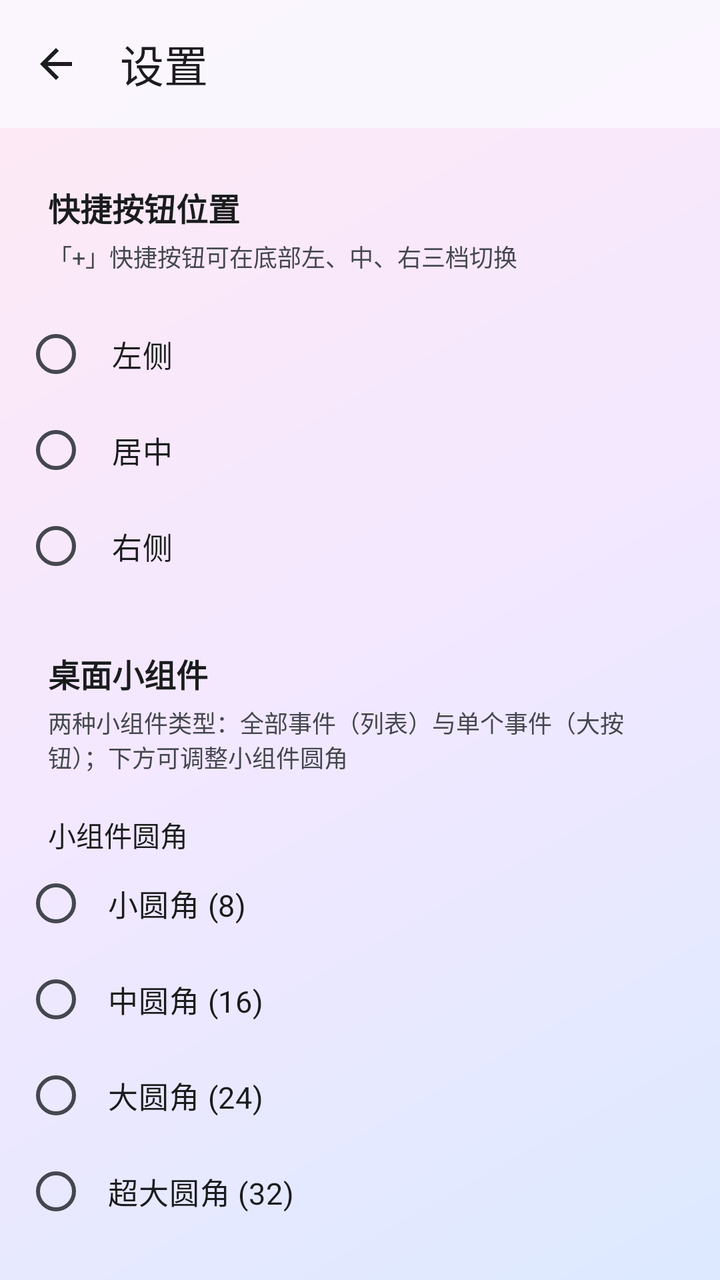
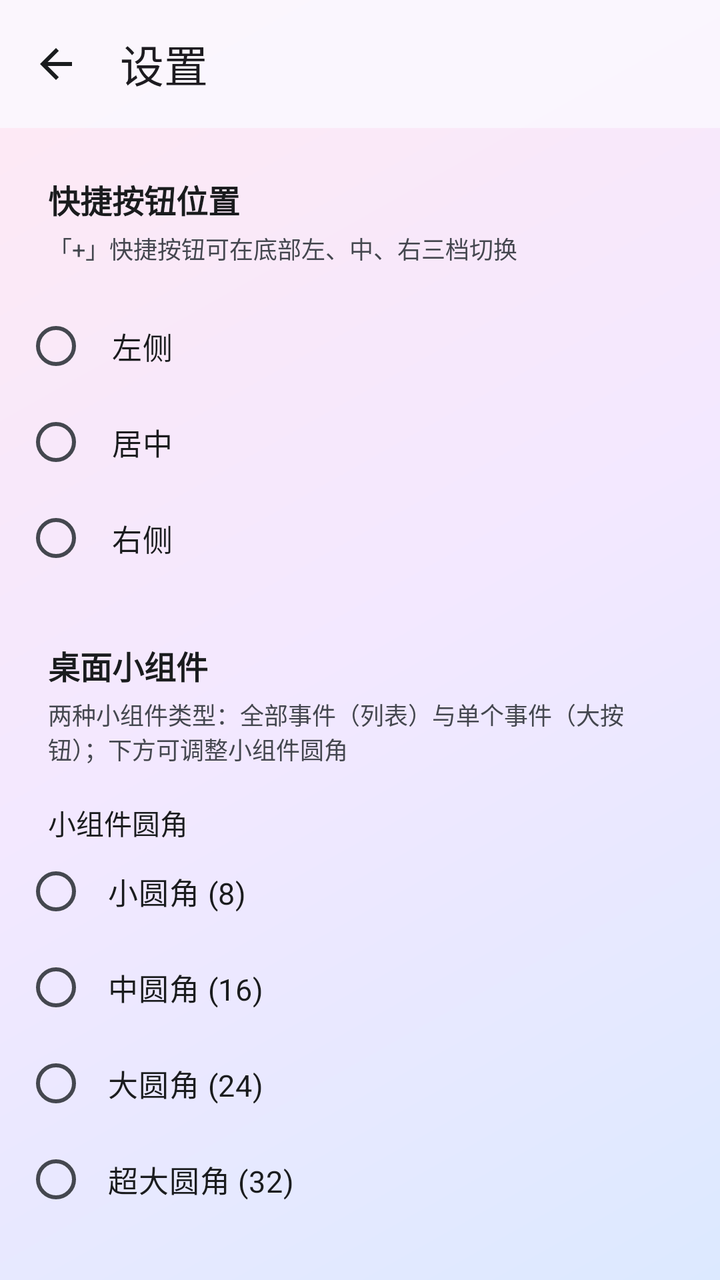

Screens rendered from an Android XML layout before and after an edit, with the pre-edit source and the edit as a unified diff.
<!-- AndroidManifest.xml: activity theme Theme.Timestamp -->
<!-- res/layout/activity_settings.xml -->
<?xml version="1.0" encoding="utf-8"?>
<LinearLayout xmlns:android="http://schemas.android.com/apk/res/android"
    xmlns:app="http://schemas.android.com/apk/res-auto"
    android:layout_width="match_parent"
    android:layout_height="match_parent"
    android:orientation="vertical"
    android:background="@drawable/bg_main_gradient">

    <com.google.android.material.appbar.AppBarLayout
        android:id="@+id/appBar"
        android:layout_width="match_parent"
        android:layout_height="wrap_content"
        android:background="@color/glass_toolbar"
        app:elevation="0dp">

        <com.google.android.material.appbar.MaterialToolbar
            android:id="@+id/toolbar"
            android:layout_width="match_parent"
            android:layout_height="?attr/actionBarSize"
            app:navigationIcon="@drawable/ic_back"
            app:title="@string/settings_title"
            app:titleTextAppearance="@style/TextAppearance.Material3.TitleLarge" />
    </com.google.android.material.appbar.AppBarLayout>

    <TextView
        android:layout_width="wrap_content"
        android:layout_height="wrap_content"
        android:layout_marginStart="24dp"
        android:layout_marginTop="28dp"
        android:text="@string/fab_position_label"
        android:textColor="?attr/colorOnSurface"
        android:textSize="16sp"
        android:textStyle="bold" />

    <TextView
        android:layout_width="wrap_content"
        android:layout_height="wrap_content"
        android:layout_marginStart="24dp"
        android:layout_marginTop="4dp"
        android:text="@string/fab_position_hint"
        android:textColor="?attr/colorOnSurfaceVariant"
        android:textSize="12sp" />

    <RadioGroup
        android:id="@+id/radioFabPos"
        android:layout_width="match_parent"
        android:layout_height="wrap_content"
        android:layout_marginTop="16dp"
        android:orientation="vertical"
        android:paddingStart="12dp"
        android:paddingEnd="12dp">

        <com.google.android.material.radiobutton.MaterialRadioButton
            android:id="@+id/rbStart"
            android:layout_width="match_parent"
            android:layout_height="wrap_content"
            android:buttonTint="?attr/colorPrimary"
            android:padding="12dp"
            android:text="@string/fab_pos_start"
            android:textColor="?attr/colorOnSurface"
            android:textSize="15sp" />

        <com.google.android.material.radiobutton.MaterialRadioButton
            android:id="@+id/rbCenter"
            android:layout_width="match_parent"
            android:layout_height="wrap_content"
            android:buttonTint="?attr/colorPrimary"
            android:padding="12dp"
            android:text="@string/fab_pos_center"
            android:textColor="?attr/colorOnSurface"
            android:textSize="15sp" />

        <com.google.android.material.radiobutton.MaterialRadioButton
            android:id="@+id/rbEnd"
            android:layout_width="match_parent"
            android:layout_height="wrap_content"
            android:buttonTint="?attr/colorPrimary"
            android:padding="12dp"
            android:text="@string/fab_pos_end"
            android:textColor="?attr/colorOnSurface"
            android:textSize="15sp" />
    </RadioGroup>

    <TextView
        android:layout_width="wrap_content"
        android:layout_height="wrap_content"
        android:layout_marginStart="24dp"
        android:layout_marginTop="28dp"
        android:text="@string/widget_section_title"
        android:textColor="?attr/colorOnSurface"
        android:textSize="16sp"
        android:textStyle="bold" />

    <TextView
        android:layout_width="wrap_content"
        android:layout_height="wrap_content"
        android:layout_marginStart="24dp"
        android:layout_marginTop="4dp"
        android:layout_marginEnd="24dp"
        android:text="@string/widget_section_hint"
        android:textColor="?attr/colorOnSurfaceVariant"
        android:textSize="12sp" />

    <TextView
        android:layout_width="wrap_content"
        android:layout_height="wrap_content"
        android:layout_marginStart="24dp"
        android:layout_marginTop="20dp"
        android:text="@string/widget_corner_label"
        android:textColor="?attr/colorOnSurface"
        android:textSize="14sp" />

    <RadioGroup
        android:id="@+id/radioCorner"
        android:layout_width="match_parent"
        android:layout_height="wrap_content"
        android:orientation="vertical"
        android:paddingStart="12dp"
        android:paddingEnd="12dp">

        <com.google.android.material.radiobutton.MaterialRadioButton
            android:id="@+id/rbCorner8"
            android:layout_width="match_parent"
            android:layout_height="wrap_content"
            android:buttonTint="?attr/colorPrimary"
            android:padding="10dp"
            android:text="@string/corner_small"
            android:textColor="?attr/colorOnSurface"
            android:textSize="15sp" />

        <com.google.android.material.radiobutton.MaterialRadioButton
            android:id="@+id/rbCorner16"
            android:layout_width="match_parent"
            android:layout_height="wrap_content"
            android:buttonTint="?attr/colorPrimary"
            android:padding="10dp"
            android:text="@string/corner_medium"
            android:textColor="?attr/colorOnSurface"
            android:textSize="15sp" />

        <com.google.android.material.radiobutton.MaterialRadioButton
            android:id="@+id/rbCorner24"
            android:layout_width="match_parent"
            android:layout_height="wrap_content"
            android:buttonTint="?attr/colorPrimary"
            android:padding="10dp"
            android:text="@string/corner_large"
            android:textColor="?attr/colorOnSurface"
            android:textSize="15sp" />

        <com.google.android.material.radiobutton.MaterialRadioButton
            android:id="@+id/rbCorner32"
            android:layout_width="match_parent"
            android:layout_height="wrap_content"
            android:buttonTint="?attr/colorPrimary"
            android:padding="10dp"
            android:text="@string/corner_xlarge"
            android:textColor="?attr/colorOnSurface"
            android:textSize="15sp" />
    </RadioGroup>
</LinearLayout>
<!-- resources referenced by this layout -->
<resources>
  <color name="glass_toolbar">#D9FBF8FF</color>
  <!-- drawable bg_main_gradient (drawable) -->
  <?xml version="1.0" encoding="utf-8"?>
  <shape xmlns:android="http://schemas.android.com/apk/res/android"
      android:shape="rectangle">
      <gradient
          android:type="linear"
          android:angle="135"
          android:startColor="#DCE9FF"
          android:centerColor="#F3E8FF"
          android:endColor="#FFE9F3" />
  </shape>
  <!-- drawable ic_back (drawable) -->
  <?xml version="1.0" encoding="utf-8"?>
  <vector xmlns:android="http://schemas.android.com/apk/res/android"
      android:width="24dp"
      android:height="24dp"
      android:viewportWidth="24"
      android:viewportHeight="24"
      android:tint="?attr/colorOnSurface">
      <path
          android:fillColor="@android:color/white"
          android:pathData="M20,11H7.83l5.59,-5.59L12,4l-8,8 8,8 1.41,-1.41L7.83,13H20v-2z" />
  </vector>
  <string name="corner_large">大圆角 (24)</string>
  <string name="corner_medium">中圆角 (16)</string>
  <string name="corner_small">小圆角 (8)</string>
  <string name="corner_xlarge">超大圆角 (32)</string>
  <string name="fab_pos_center">居中</string>
  <string name="fab_pos_end">右侧</string>
  <string name="fab_pos_start">左侧</string>
  <string name="fab_position_hint">「+」快捷按钮可在底部左、中、右三档切换</string>
  <string name="fab_position_label">快捷按钮位置</string>
  <string name="settings_title">设置</string>
  <string name="widget_corner_label">小组件圆角</string>
  <string name="widget_section_hint">两种小组件类型：全部事件（列表）与单个事件（大按钮）；下方可调整小组件圆角</string>
  <string name="widget_section_title">桌面小组件</string>
  <style name="Theme.Timestamp" parent="Theme.Material3.DayNight.NoActionBar">
          <item name="colorPrimary">@color/md_primary</item>
          <item name="colorOnPrimary">@color/md_on_primary</item>
          <item name="colorPrimaryContainer">@color/md_primary_container</item>
          <item name="colorOnPrimaryContainer">@color/md_on_primary_container</item>
          <item name="colorSecondary">@color/md_secondary</item>
          <item name="colorOnSecondary">@color/md_on_secondary</item>
          <item name="colorSecondaryContainer">@color/md_secondary_container</item>
          <item name="colorOnSecondaryContainer">@color/md_on_secondary_container</item>
          <item name="android:colorBackground">@color/md_background</item>
          <item name="colorSurface">@color/md_surface</item>
          <item name="colorOnSurface">@color/md_on_surface</item>
          <item name="colorSurfaceVariant">@color/md_surface_variant</item>
          <item name="colorOnSurfaceVariant">@color/md_on_surface_variant</item>
          <item name="colorOutline">@color/md_outline</item>
          <item name="android:statusBarColor">@android:color/transparent</item>
          <item name="android:windowLightStatusBar">true</item>
      </style>
  <color name="md_primary">#1565C0</color>
  <color name="md_on_primary">#FFFFFF</color>
  <color name="md_primary_container">#D7E3FF</color>
  <color name="md_on_primary_container">#001B3F</color>
  <color name="md_secondary">#546E7A</color>
  <color name="md_on_secondary">#FFFFFF</color>
  <color name="md_secondary_container">#D6E4EC</color>
  <color name="md_on_secondary_container">#0E1D25</color>
  <color name="md_background">#FBF8FF</color>
  <color name="md_surface">#FBF8FF</color>
  <color name="md_on_surface">#1A1C1E</color>
  <color name="md_surface_variant">#E1E2EC</color>
  <color name="md_on_surface_variant">#44474F</color>
  <color name="md_outline">#74777F</color>
</resources>

<!-- the commit's change to res/layout/activity_settings.xml (unified diff, before → after) -->
@@ -22,140 +22,200 @@
             app:titleTextAppearance="@style/TextAppearance.Material3.TitleLarge" />
     </com.google.android.material.appbar.AppBarLayout>
 
-    <TextView
-        android:layout_width="wrap_content"
-        android:layout_height="wrap_content"
-        android:layout_marginStart="24dp"
-        android:layout_marginTop="28dp"
-        android:text="@string/fab_position_label"
-        android:textColor="?attr/colorOnSurface"
-        android:textSize="16sp"
-        android:textStyle="bold" />
-
-    <TextView
-        android:layout_width="wrap_content"
-        android:layout_height="wrap_content"
-        android:layout_marginStart="24dp"
-        android:layout_marginTop="4dp"
-        android:text="@string/fab_position_hint"
-        android:textColor="?attr/colorOnSurfaceVariant"
-        android:textSize="12sp" />
-
-    <RadioGroup
-        android:id="@+id/radioFabPos"
+    
+    <androidx.core.widget.NestedScrollView
         android:layout_width="match_parent"
-        android:layout_height="wrap_content"
-        android:layout_marginTop="16dp"
-        android:orientation="vertical"
-        android:paddingStart="12dp"
-        android:paddingEnd="12dp">
-
-        <com.google.android.material.radiobutton.MaterialRadioButton
-            android:id="@+id/rbStart"
+        android:layout_height="0dp"
+        android:layout_weight="1"
+        android:clipToPadding="false"
+        android:paddingBottom="28dp">
+
+        <LinearLayout
             android:layout_width="match_parent"
             android:layout_height="wrap_content"
-            android:buttonTint="?attr/colorPrimary"
-            android:padding="12dp"
-            android:text="@string/fab_pos_start"
-            android:textColor="?attr/colorOnSurface"
-            android:textSize="15sp" />
-
-        <com.google.android.material.radiobutton.MaterialRadioButton
-            android:id="@+id/rbCenter"
-            android:layout_width="match_parent"
-            android:layout_height="wrap_content"
-            android:buttonTint="?attr/colorPrimary"
-            android:padding="12dp"
-            android:text="@string/fab_pos_center"
-            android:textColor="?attr/colorOnSurface"
-            android:textSize="15sp" />
-
-        <com.google.android.material.radiobutton.MaterialRadioButton
-            android:id="@+id/rbEnd"
-            android:layout_width="match_parent"
-            android:layout_height="wrap_content"
-            android:buttonTint="?attr/colorPrimary"
-            android:padding="12dp"
-            android:text="@string/fab_pos_end"
-            android:textColor="?attr/colorOnSurface"
-            android:textSize="15sp" />
-    </RadioGroup>
-
-    <TextView
-        android:layout_width="wrap_content"
-        android:layout_height="wrap_content"
-        android:layout_marginStart="24dp"
-        android:layout_marginTop="28dp"
-        android:text="@string/widget_section_title"
-        android:textColor="?attr/colorOnSurface"
-        android:textSize="16sp"
-        android:textStyle="bold" />
-
-    <TextView
-        android:layout_width="wrap_content"
-        android:layout_height="wrap_content"
-        android:layout_marginStart="24dp"
-        android:layout_marginTop="4dp"
-        android:layout_marginEnd="24dp"
-        android:text="@string/widget_section_hint"
-        android:textColor="?attr/colorOnSurfaceVariant"
-        android:textSize="12sp" />
-
-    <TextView
-        android:layout_width="wrap_content"
-        android:layout_height="wrap_content"
-        android:layout_marginStart="24dp"
-        android:layout_marginTop="20dp"
-        android:text="@string/widget_corner_label"
-        android:textColor="?attr/colorOnSurface"
-        android:textSize="14sp" />
-
-    <RadioGroup
-        android:id="@+id/radioCorner"
-        android:layout_width="match_parent"
-        android:layout_height="wrap_content"
-        android:orientation="vertical"
-        android:paddingStart="12dp"
-        android:paddingEnd="12dp">
-
-        <com.google.android.material.radiobutton.MaterialRadioButton
-            android:id="@+id/rbCorner8"
-            android:layout_width="match_parent"
-            android:layout_height="wrap_content"
-            android:buttonTint="?attr/colorPrimary"
-            android:padding="10dp"
-            android:text="@string/corner_small"
-            android:textColor="?attr/colorOnSurface"
-            android:textSize="15sp" />
-
-        <com.google.android.material.radiobutton.MaterialRadioButton
-            android:id="@+id/rbCorner16"
-            android:layout_width="match_parent"
-            android:layout_height="wrap_content"
-            android:buttonTint="?attr/colorPrimary"
-            android:padding="10dp"
-            android:text="@string/corner_medium"
-            android:textColor="?attr/colorOnSurface"
-            android:textSize="15sp" />
-
-        <com.google.android.material.radiobutton.MaterialRadioButton
-            android:id="@+id/rbCorner24"
-            android:layout_width="match_parent"
-            android:layout_height="wrap_content"
-            android:buttonTint="?attr/colorPrimary"
-            android:padding="10dp"
-            android:text="@string/corner_large"
-            android:textColor="?attr/colorOnSurface"
-            android:textSize="15sp" />
-
-        <com.google.android.material.radiobutton.MaterialRadioButton
-            android:id="@+id/rbCorner32"
-            android:layout_width="match_parent"
-            android:layout_height="wrap_content"
-            android:buttonTint="?attr/colorPrimary"
-            android:padding="10dp"
-            android:text="@string/corner_xlarge"
-            android:textColor="?attr/colorOnSurface"
-            android:textSize="15sp" />
-    </RadioGroup>
+            android:orientation="vertical">
+
+            <TextView
+                android:layout_width="wrap_content"
+                android:layout_height="wrap_content"
+                android:layout_marginStart="24dp"
+                android:layout_marginTop="24dp"
+                android:text="@string/fab_position_label"
+                android:textColor="?attr/colorOnSurface"
+                android:textSize="16sp"
+                android:textStyle="bold" />
+
+            <TextView
+                android:layout_width="wrap_content"
+                android:layout_height="wrap_content"
+                android:layout_marginStart="24dp"
+                android:layout_marginEnd="24dp"
+                android:layout_marginTop="4dp"
+                android:text="@string/fab_position_hint"
+                android:textColor="?attr/colorOnSurfaceVariant"
+                android:textSize="12sp" />
+
+            <RadioGroup
+                android:id="@+id/radioFabPos"
+                android:layout_width="match_parent"
+                android:layout_height="wrap_content"
+                android:layout_marginTop="16dp"
+                android:orientation="vertical"
+                android:paddingStart="12dp"
+                android:paddingEnd="12dp">
+
+                <com.google.android.material.radiobutton.MaterialRadioButton
+                    android:id="@+id/rbStart"
+                    android:layout_width="match_parent"
+                    android:layout_height="wrap_content"
+                    android:buttonTint="?attr/colorPrimary"
+                    android:padding="12dp"
+                    android:text="@string/fab_pos_start"
+                    android:textColor="?attr/colorOnSurface"
+                    android:textSize="15sp" />
+
+                <com.google.android.material.radiobutton.MaterialRadioButton
+                    android:id="@+id/rbCenter"
+                    android:layout_width="match_parent"
+                    android:layout_height="wrap_content"
+                    android:buttonTint="?attr/colorPrimary"
+                    android:padding="12dp"
+                    android:text="@string/fab_pos_center"
+                    android:textColor="?attr/colorOnSurface"
+                    android:textSize="15sp" />
+
+                <com.google.android.material.radiobutton.MaterialRadioButton
+                    android:id="@+id/rbEnd"
+                    android:layout_width="match_parent"
+                    android:layout_height="wrap_content"
+                    android:buttonTint="?attr/colorPrimary"
+                    android:padding="12dp"
+                    android:text="@string/fab_pos_end"
+                    android:textColor="?attr/colorOnSurface"
+                    android:textSize="15sp" />
+            </RadioGroup>
+
+            <TextView
+                android:layout_width="wrap_content"
+                android:layout_height="wrap_content"
+                android:layout_marginStart="24dp"
+                android:layout_marginTop="28dp"
+                android:text="@string/widget_section_title"
+                android:textColor="?attr/colorOnSurface"
+                android:textSize="16sp"
+                android:textStyle="bold" />
+
+            <TextView
+                android:layout_width="wrap_content"
+                android:layout_height="wrap_content"
+                android:layout_marginStart="24dp"
+                android:layout_marginTop="4dp"
+                android:layout_marginEnd="24dp"
+                android:text="@string/widget_section_hint"
+                android:textColor="?attr/colorOnSurfaceVariant"
+                android:textSize="12sp" />
+
+            <TextView
+                android:layout_width="wrap_content"
+                android:layout_height="wrap_content"
+                android:layout_marginStart="24dp"
+                android:layout_marginTop="18dp"
+                android:text="@string/widget_corner_label"
+                android:textColor="?attr/colorOnSurface"
+                android:textSize="14sp" />
+
+            <RadioGroup
+                android:id="@+id/radioCorner"
+                android:layout_width="match_parent"
+                android:layout_height="wrap_content"
+                android:orientation="vertical"
+                android:paddingStart="12dp"
+                android:paddingEnd="12dp">
+
+                <com.google.android.material.radiobutton.MaterialRadioButton
+                    android:id="@+id/rbCorner8"
+                    android:layout_width="match_parent"
+                    android:layout_height="wrap_content"
+                    android:buttonTint="?attr/colorPrimary"
+                    android:padding="10dp"
+                    android:text="@string/corner_small"
+                    android:textColor="?attr/colorOnSurface"
+                    android:textSize="15sp" />
+
+                <com.google.android.material.radiobutton.MaterialRadioButton
+                    android:id="@+id/rbCorner16"
+                    android:layout_width="match_parent"
+                    android:layout_height="wrap_content"
+                    android:buttonTint="?attr/colorPrimary"
+                    android:padding="10dp"
+                    android:text="@string/corner_medium"
+                    android:textColor="?attr/colorOnSurface"
+                    android:textSize="15sp" />
+
+                <com.google.android.material.radiobutton.MaterialRadioButton
+                    android:id="@+id/rbCorner24"
+                    android:layout_width="match_parent"
+                    android:layout_height="wrap_content"
+                    android:buttonTint="?attr/colorPrimary"
+                    android:padding="10dp"
+                    android:text="@string/corner_large"
+                    android:textColor="?attr/colorOnSurface"
+                    android:textSize="15sp" />
+
+                <com.google.android.material.radiobutton.MaterialRadioButton
+                    android:id="@+id/rbCorner32"
+                    android:layout_width="match_parent"
+                    android:layout_height="wrap_content"
+                    android:buttonTint="?attr/colorPrimary"
+                    android:padding="10dp"
+                    android:text="@string/corner_xlarge"
+                    android:textColor="?attr/colorOnSurface"
+                    android:textSize="15sp" />
+            </RadioGroup>
+
+            <TextView
+                android:layout_width="wrap_content"
+                android:layout_height="wrap_content"
+                android:layout_marginStart="24dp"
+                android:layout_marginTop="28dp"
+                android:text="@string/pin_section_title"
+                android:textColor="?attr/colorOnSurface"
+                android:textSize="16sp"
+                android:textStyle="bold" />
+
+            <TextView
+                android:layout_width="wrap_content"
+                android:layout_height="wrap_content"
+                android:layout_marginStart="24dp"
+                android:layout_marginTop="4dp"
+                android:layout_marginEnd="24dp"
+                android:text="@string/pin_section_hint"
+                android:textColor="?attr/colorOnSurfaceVariant"
+                android:textSize="12sp" />
+
+            <LinearLayout
+                android:layout_width="match_parent"
+                android:layout_height="wrap_content"
+                android:layout_marginStart="24dp"
+                android:layout_marginEnd="24dp"
+                android:layout_marginTop="14dp"
+                android:orientation="horizontal">
+
+                <com.google.android.material.button.MaterialButton
+                    android:id="@+id/btnPinAll"
+                    android:layout_width="0dp"
+                    android:layout_height="wrap_content"
+                    android:layout_weight="1"
+                    android:text="@string/pin_widget_all" />
+
+                <com.google.android.material.button.MaterialButton
+                    android:id="@+id/btnPinSingle"
+                    android:layout_width="0dp"
+                    android:layout_height="wrap_content"
+                    android:layout_marginStart="12dp"
+                    android:layout_weight="1"
+                    android:text="@string/pin_widget_single" />
+            </LinearLayout>
+        </LinearLayout>
+    </androidx.core.widget.NestedScrollView>
 </LinearLayout>
<!-- resource entries referenced after the edit -->
@@ -33,6 +33,10 @@
   <string name="fab_pos_start">左侧</string>
   <string name="fab_position_hint">「+」快捷按钮可在底部左、中、右三档切换</string>
   <string name="fab_position_label">快捷按钮位置</string>
+  <string name="pin_section_hint">不用去系统的「安卓小部件」列表里翻，在 App 里点一下即可申请添加（需桌面支持）</string>
+  <string name="pin_section_title">一键添加到桌面</string>
+  <string name="pin_widget_all">全部事件</string>
+  <string name="pin_widget_single">单事件</string>
   <string name="settings_title">设置</string>
   <string name="widget_corner_label">小组件圆角</string>
   <string name="widget_section_hint">两种小组件类型：全部事件（列表）与单个事件（大按钮）；下方可调整小组件圆角</string>
